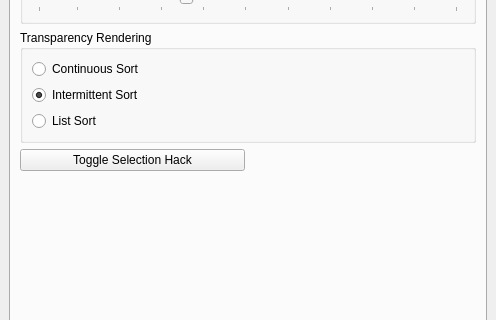
First picture: the form in src/Interface/Modules/Render/ViewSceneControls.ui, repository SCIInstitute/SCIRun, before the edit; both pictures show x 0 to 496 and y 161 to 481 of the 496 by 662 pixel window.
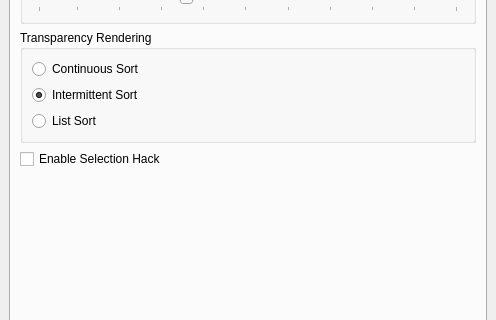
Second picture: the form after the edit.

What changed in the file:
```diff
--- a/src/Interface/Modules/Render/ViewSceneControls.ui
+++ b/src/Interface/Modules/Render/ViewSceneControls.ui
@@ -2335,9 +2335,9 @@
          </widget>
         </item>
         <item row="4" column="0">
-         <widget class="QPushButton" name="selectionHackPushButton">
+         <widget class="QCheckBox" name="selectionHackCheckBox_">
           <property name="text">
-           <string>Toggle Selection Hack</string>
+           <string>Enable Selection Hack</string>
           </property>
          </widget>
         </item>
```
Left out of the diff: 68 changed lines with no effect on the pictures.
